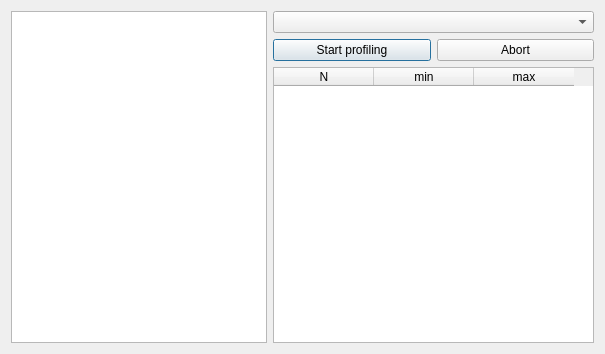
CompEphys-team/rtdo, file src/gui/profiledialog.ui: the form before one commit.
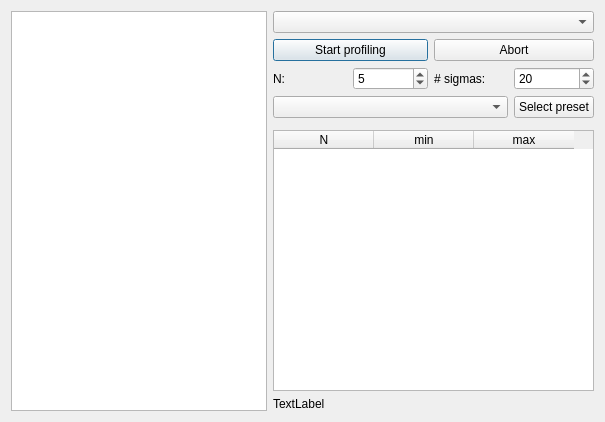
The form after the commit.

Commit message: Added presets to ProfileDialog

Diff of the .ui file:
```diff
--- a/src/gui/profiledialog.ui
+++ b/src/gui/profiledialog.ui
@@ -7,41 +7,27 @@
     <x>0</x>
     <y>0</y>
     <width>605</width>
-    <height>354</height>
+    <height>422</height>
    </rect>
   </property>
   <property name="windowTitle">
    <string>Error profiler</string>
   </property>
   <layout class="QGridLayout" name="gridLayout">
-   <item row="0" column="0" rowspan="3">
-    <widget class="QListWidget" name="log">
-     <property name="sizePolicy">
-      <sizepolicy hsizetype="Minimum" vsizetype="Expanding">
-       <horstretch>0</horstretch>
-       <verstretch>0</verstretch>
-      </sizepolicy>
+   <item row="3" column="1" colspan="3">
+    <widget class="QComboBox" name="preset"/>
+   </item>
+   <item row="2" column="1">
+    <widget class="QLabel" name="label">
+     <property name="text">
+      <string>N:</string>
      </property>
     </widget>
    </item>
-   <item row="0" column="1" colspan="2">
+   <item row="0" column="1" colspan="4">
     <widget class="QComboBox" name="cbSelection"/>
    </item>
-   <item row="1" column="1">
-    <widget class="QPushButton" name="btnStart">
-     <property name="text">
-      <string>Start profiling</string>
-     </property>
-    </widget>
-   </item>
-   <item row="1" column="2">
-    <widget class="QPushButton" name="btnAbort">
-     <property name="text">
-      <string>Abort</string>
-     </property>
-    </widget>
-   </item>
-   <item row="2" column="1" colspan="2">
+   <item row="5" column="1" colspan="4">
     <widget class="QTableWidget" name="table">
      <attribute name="verticalHeaderDefaultSectionSize">
       <number>25</number>
@@ -72,6 +58,77 @@
      </column>
     </widget>
    </item>
+   <item row="1" column="1" colspan="2">
+    <widget class="QPushButton" name="btnStart">
+     <property name="text">
+      <string>Start profiling</string>
+     </property>
+    </widget>
+   </item>
+   <item row="1" column="3" colspan="2">
+    <widget class="QPushButton" name="btnAbort">
+     <property name="text">
+      <string>Abort</string>
+     </property>
+    </widget>
+   </item>
+   <item row="2" column="4">
+    <widget class="QSpinBox" name="presetSig">
+     <property name="maximum">
+      <number>99999999</number>
+     </property>
+     <property name="singleStep">
+      <number>10</number>
+     </property>
+     <property name="value">
+      <number>20</number>
+     </property>
+    </widget>
+   </item>
+   <item row="2" column="2">
+    <widget class="QSpinBox" name="presetN">
+     <property name="maximum">
+      <number>99999999</number>
+     </property>
+     <property name="singleStep">
+      <number>1</number>
+     </property>
+     <property name="value">
+      <number>5</number>
+     </property>
+    </widget>
+   </item>
+   <item row="2" column="3">
+    <widget class="QLabel" name="label_2">
+     <property name="text">
+      <string># sigmas:</string>
+     </property>
+    </widget>
+   </item>
+   <item row="3" column="4">
+    <widget class="QPushButton" name="btnPreset">
+     <property name="text">
+      <string>Select preset</string>
+     </property>
+    </widget>
+   </item>
+   <item row="0" column="0" rowspan="7">
+    <widget class="QListWidget" name="log">
+     <property name="sizePolicy">
+      <sizepolicy hsizetype="Minimum" vsizetype="Expanding">
+       <horstretch>0</horstretch>
+       <verstretch>0</verstretch>
+      </sizepolicy>
+     </property>
+    </widget>
+   </item>
+   <item row="6" column="1" colspan="4">
+    <widget class="QLabel" name="permutationInfo">
+     <property name="text">
+      <string>TextLabel</string>
+     </property>
+    </widget>
+   </item>
   </layout>
  </widget>
  <resources/>
```
The commit also changes 2 other files.
